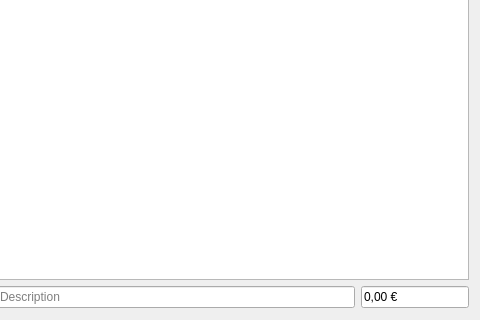
Old version of the form mainwindow.ui in the repository SomethingElese18878/myMoneyJournal; both pictures show x 251 to 731 and y 291 to 611 of the 731 by 611 pixel window.
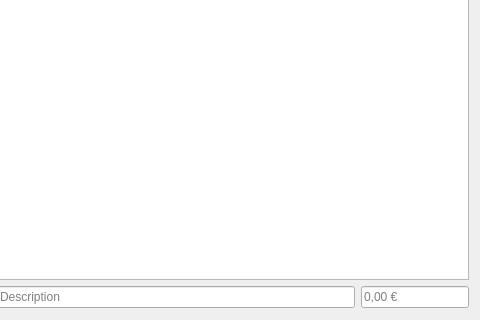
New version of the form.

Commit message: newUser created in right row

Diff of the .ui file:
```diff
--- a/mainwindow.ui
+++ b/mainwindow.ui
@@ -95,10 +95,10 @@
           <item alignment="Qt::AlignRight">
            <widget class="QLineEdit" name="lineEditPrice">
             <property name="text">
-             <string>0,00 €</string>
+             <string/>
             </property>
             <property name="placeholderText">
-             <string>Price</string>
+             <string>0,00 €</string>
             </property>
            </widget>
           </item>
```
The commit also changes 1 other file.
